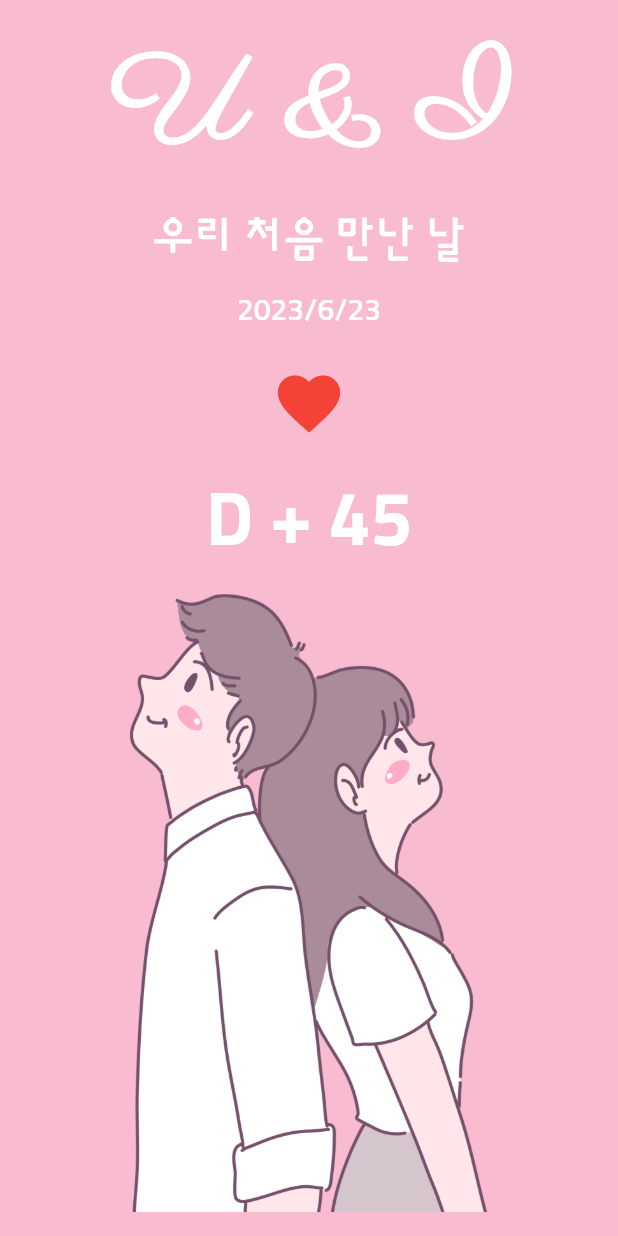
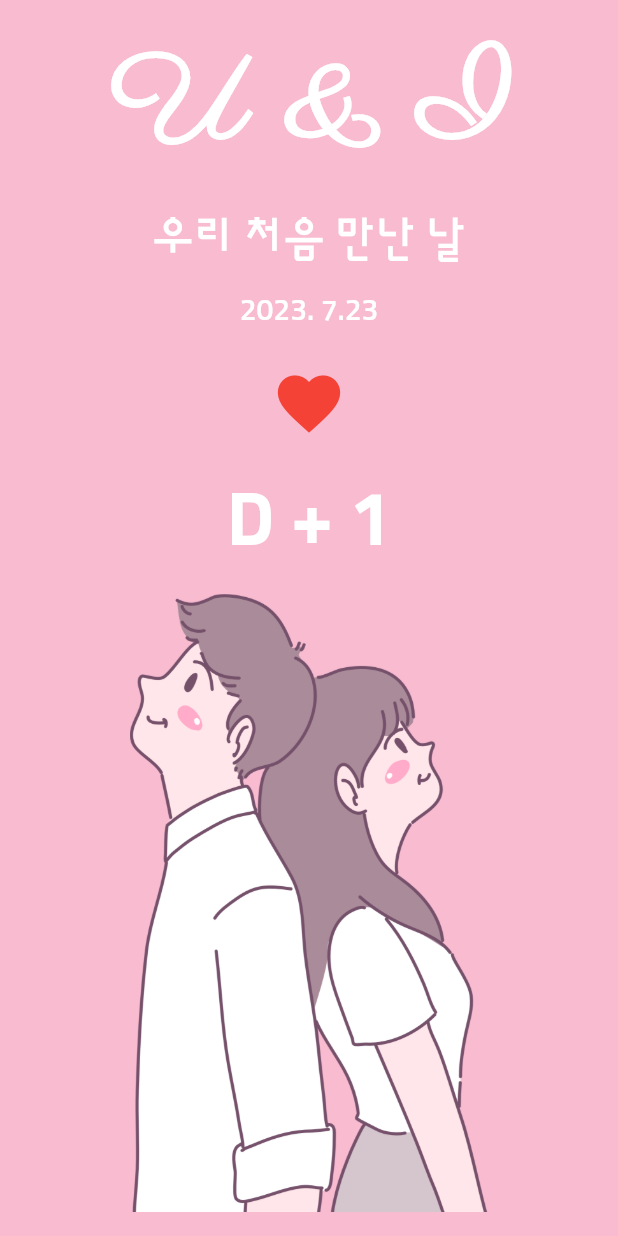
Before and after one commit to bladnoch/codefactory-flutter, a Flutter app: the screen it shows after launch, after a tap on the "favorite" icon, on a phone screen of 412 x 824 dp. Run offline on Flutter 3.47's test engine with Material 2 defaults, Android fonts, the phone set to English and light mode, and no system bars; our stand-ins replace webview_flutter.

Commit message:
update upper text

```diff
--- a/u_and_i/lib/screen/home_screen.dart
+++ b/u_and_i/lib/screen/home_screen.dart
@@ -1,15 +1,19 @@
 import 'package:flutter/material.dart';
 
+/// @home_screen.dart
+/// @since 7/23/2023
+/// @author Doungukkim
+/// @version V0.0.1
+
 class HomeScreen extends StatefulWidget {
-  DateTime firstDay=DateTime.now();
-
   HomeScreen({super.key});
-
   @override
   State<HomeScreen> createState() => _HomeScreenState();
 }
 
 class _HomeScreenState extends State<HomeScreen> {
+  DateTime firstDay=DateTime.now();
+
   @override
   Widget build(BuildContext context) {
     return Scaffold(
@@ -21,7 +25,13 @@ class _HomeScreenState extends State<HomeScreen> {
           mainAxisAlignment: MainAxisAlignment.spaceBetween,
           crossAxisAlignment: CrossAxisAlignment.stretch,
           children: [
-            _DDay(onHeartPressed: onHeartPressed),
+            ///화면 상단 요소
+            _DDay(
+              onHeartPressed: onHeartPressed,
+              firstDay: firstDay,
+            ),
+
+            ///화면 하단 요소
             _CoupleImage(),
           ],
         ),
@@ -29,20 +39,26 @@ class _HomeScreenState extends State<HomeScreen> {
     );
   }
   void onHeartPressed(){
-  print("click!");
+  setState(() {
+    firstDay=firstDay.subtract(Duration(days:1));
+  });
   }
 }
 
+/// 화면 상단의 요소
 class _DDay extends StatelessWidget{
   final GestureTapCallback onHeartPressed;
+  final DateTime firstDay;
 
   _DDay({
     required this.onHeartPressed,
+    required this.firstDay,
 });
 
   @override
   Widget build(BuildContext context){
     final textTheme=Theme.of(context).textTheme;
+    final now=DateTime.now();
     return Center(
       child: Column(
         children: [
@@ -53,7 +69,7 @@ class _DDay extends StatelessWidget{
           Text("우리 처음 만난 날", style: textTheme.bodyText1),
 
           SizedBox(height: 16,),
-          Text("2023/6/23", style: textTheme.bodyText2),
+          Text("${firstDay.year}. ${firstDay.month}.${firstDay.day}", style: textTheme.bodyText2),
 
           SizedBox(height: 16,),
           IconButton(iconSize: 50,
@@ -64,7 +80,7 @@ class _DDay extends StatelessWidget{
           ),
 
           SizedBox(height: 16,),
-          Text("D + 45", style: textTheme.headline2),
+          Text("D + ${DateTime(now.year, now.month, now.day).difference(firstDay).inDays+1}", style: textTheme.headline2),
 
         ],
       ),
@@ -72,6 +88,7 @@ class _DDay extends StatelessWidget{
   }
 }
 
+///화면 하단
 class _CoupleImage extends StatelessWidget {
   const _CoupleImage({super.key});
 
```
